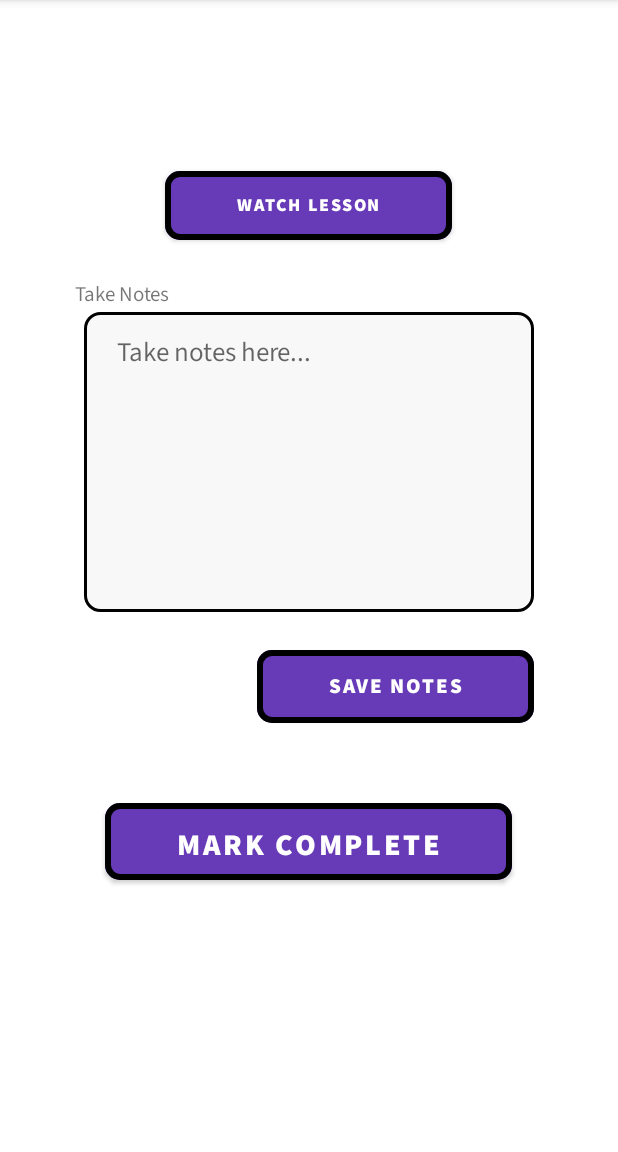
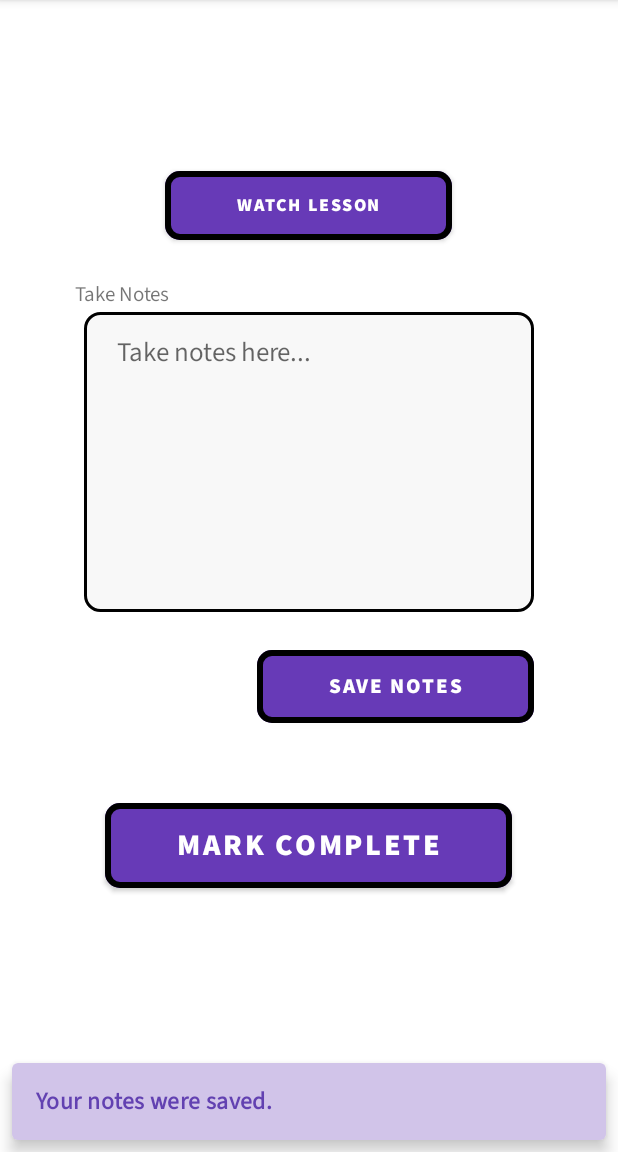
Before and after one commit to h-sompura/LearningApp, an Android app: the LessonDetailActivity screen opened directly, with no data from a screen before it, after a tap on "SAVE NOTES", on a phone screen of 412 x 824 dp, the part 84-1236 px from its top. Run offline under Robolectric (Android 15) with nearby library versions, the phone set to English and light mode, and no system bars; 8 statements that could not run were skipped.

Commit message:
Updated toast to snackbar and made UI edits to snackbar in themes

```diff
--- a/app/src/main/java/com/example/learningapp/LessonDetailActivity.java
+++ b/app/src/main/java/com/example/learningapp/LessonDetailActivity.java
@@ -6,6 +6,7 @@ import android.content.ActivityNotFoundException;
 import android.content.Context;
 import android.content.Intent;
 import android.content.SharedPreferences;
+import android.graphics.Color;
 import android.net.Uri;
 import android.os.Bundle;
 import android.util.Log;
@@ -16,6 +17,7 @@ import android.widget.TextView;
 import android.widget.Toast;
 
 import com.example.learningapp.databinding.ActivityLessonDetailBinding;
+import com.google.android.material.snackbar.Snackbar;
 
 public class LessonDetailActivity extends AppCompatActivity {
     private static final String TAG = "xDEBUG";
@@ -121,7 +123,11 @@ public class LessonDetailActivity extends AppCompatActivity {
                 editor.apply();
                 lesson.setNote(note); // Add note to the Lesson object as well
                 Log.d(TAG, "sharedPreferences: " + sharedpreferences.getString(lessonNotesKey, ""));
-                Toast.makeText(LessonDetailActivity.this, "Note is saved.", Toast.LENGTH_LONG).show();
+                //creating a snackbar for notes saved
+                Snackbar snackbar = Snackbar.make((findViewById(android.R.id.content)), "Your notes were saved.", Snackbar.LENGTH_LONG);
+                snackbar.setBackgroundTint(Color.rgb(209, 196, 233));
+                snackbar.setTextColor(Color.rgb(81, 45, 168));
+                snackbar.show();
             }
         });
 
--- a/app/src/main/java/com/example/learningapp/LessonListActivity.java
+++ b/app/src/main/java/com/example/learningapp/LessonListActivity.java
@@ -94,6 +94,11 @@ public class LessonListActivity extends AppCompatActivity {
                 // Check for Sequential Progression...
                 if(binding.switchSequentialProgress.isChecked()) {
                     if(i != 0 && !lessonList.get(i - 1).isCompleted()) {
+                        //creating a snackbar for seq toggle
+                        Snackbar snackbar = Snackbar.make((findViewById(android.R.id.content)), "You have to complete lesson " + i +" to start this lesson.", Snackbar.LENGTH_LONG);
+                        snackbar.setBackgroundTint(Color.rgb(255, 249, 233));
+                        snackbar.setTextColor(Color.rgb(255, 192, 46));
+                        snackbar.show();
                         return;
                     }
                 }
--- a/app/src/main/res/layout/activity_lesson_detail.xml
+++ b/app/src/main/res/layout/activity_lesson_detail.xml
@@ -87,11 +87,12 @@
         <Button
             android:id="@+id/button_mark_complete"
             android:layout_width="wrap_content"
-            android:layout_height="63dp"
+            android:layout_height="wrap_content"
             android:layout_below="@id/button_save_notes"
             android:layout_centerHorizontal="true"
             android:layout_marginTop="41dp"
             android:layout_marginBottom="41dp"
+            android:gravity="center_horizontal|center_vertical"
             android:text="@string/button_mark_complete"
             android:textSize="20sp" />
 
--- a/app/src/main/res/values-night/themes.xml
+++ b/app/src/main/res/values-night/themes.xml
@@ -18,6 +18,7 @@
         <!-- Overriding the default black bg in action bar/ dark mode -->
         <item name="actionBarStyle">@style/MyActionBarDarkStyle</item>
         <item name="editTextStyle">@style/App_EditTextStyle</item>
+        <item name="snackbarTextViewStyle">@style/mySnackbar</item>
     </style>
 
     <style name="myCustomButton" parent="Widget.MaterialComponents.Button">
@@ -50,4 +51,10 @@
         <item name="android:paddingTop">14dp</item>
         <item name="android:paddingBottom">14dp</item>
     </style>
+
+    <!-- Custom snackbar size    -->
+    <style name="mySnackbar" parent="@style/Widget.MaterialComponents.Snackbar.TextView">
+        <item name="android:textStyle">bold</item>
+        <item name="android:textSize">16sp</item>
+    </style>
 </resources>
--- a/app/src/main/res/values/themes.xml
+++ b/app/src/main/res/values/themes.xml
@@ -16,6 +16,7 @@
         <item name="materialButtonStyle">@style/myCustomButton</item>
         <item name="android:fontFamily">@font/source_sans_pro</item>
         <item name="editTextStyle">@style/App_EditTextStyle</item>
+        <item name="snackbarTextViewStyle">@style/mySnackbar</item>
     </style>
     <!-- Our custom login button -->
     <style name="myCustomButton" parent="Widget.MaterialComponents.Button">
@@ -43,4 +44,11 @@
         <item name="android:paddingTop">14dp</item>
         <item name="android:paddingBottom">14dp</item>
     </style>
+
+    <!-- Custom snackbar size    -->
+    <style name="mySnackbar" parent="@style/Widget.MaterialComponents.Snackbar.TextView">
+        <item name="android:textStyle">bold</item>
+        <item name="android:textSize">16sp</item>
+    </style>
+
 </resources>
```
